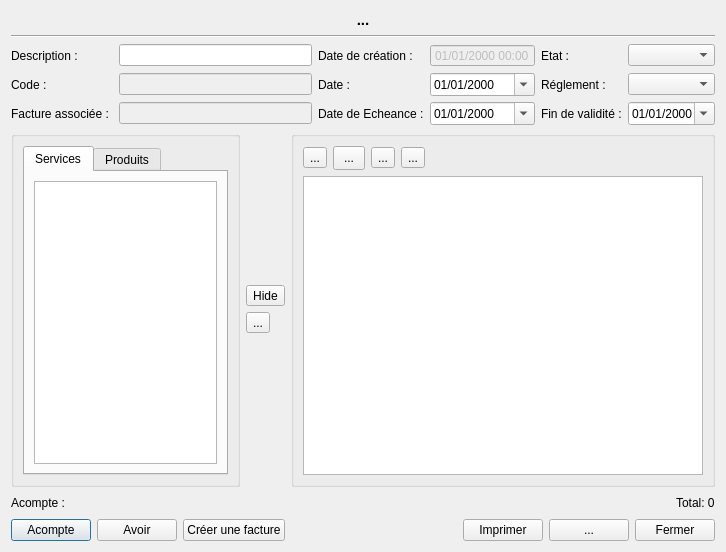
This is src/dialoginvoice.ui in cfdev/mcercle as Qt 5 draws it before an edit. The edited form follows.
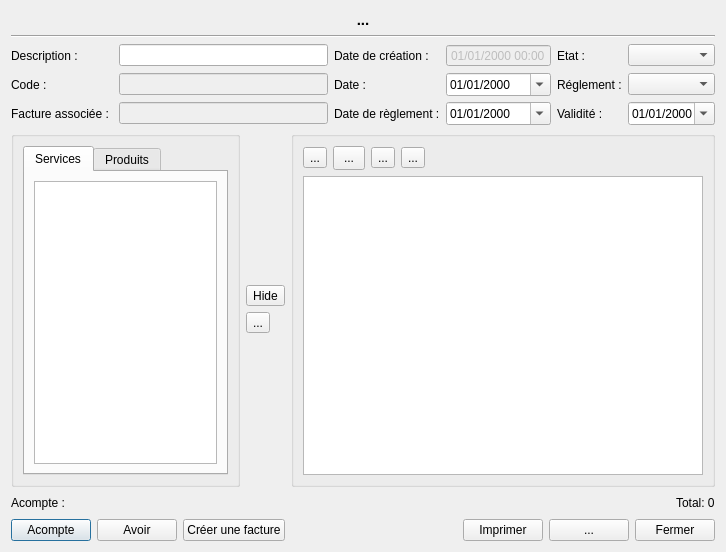
This is the edited form. Icons and pictures are not drawn.

Commit message:
Fix bug #14 date payment/limit
Rename label and edit with their function

```diff
--- a/src/dialoginvoice.ui
+++ b/src/dialoginvoice.ui
@@ -90,14 +90,14 @@
        <item row="2" column="4">
         <widget class="QLabel" name="label_datevalid">
          <property name="text">
-          <string>Fin de validité :</string>
+          <string>Validité :</string>
          </property>
         </widget>
        </item>
        <item row="2" column="2">
-        <widget class="QLabel" name="label_delivery">
+        <widget class="QLabel" name="label_payment">
          <property name="text">
-          <string>Date de Echeance :</string>
+          <string>Date de règlement :</string>
          </property>
         </widget>
        </item>
@@ -189,7 +189,7 @@
         <widget class="QComboBox" name="comboBox_State"/>
        </item>
        <item row="1" column="4">
-        <widget class="QLabel" name="label_payment">
+        <widget class="QLabel" name="label_typePayment">
          <property name="text">
           <string>Réglement :</string>
          </property>
```
Left out of the diff: 2 changed lines with no effect on the pictures. The commit also changes 1 other file.
